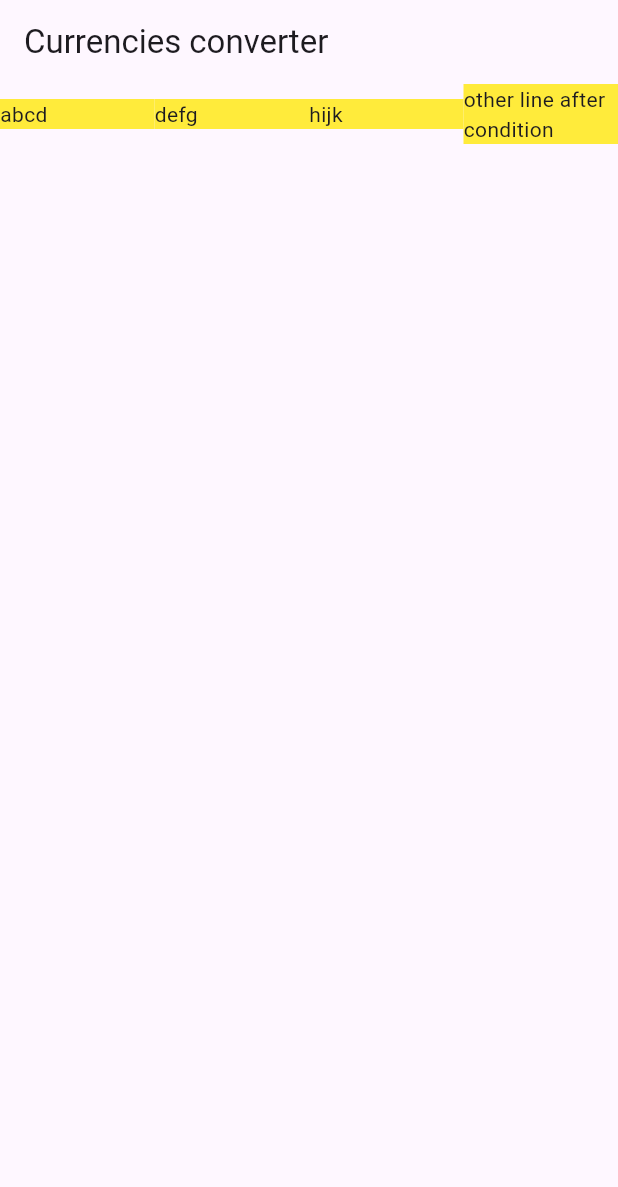
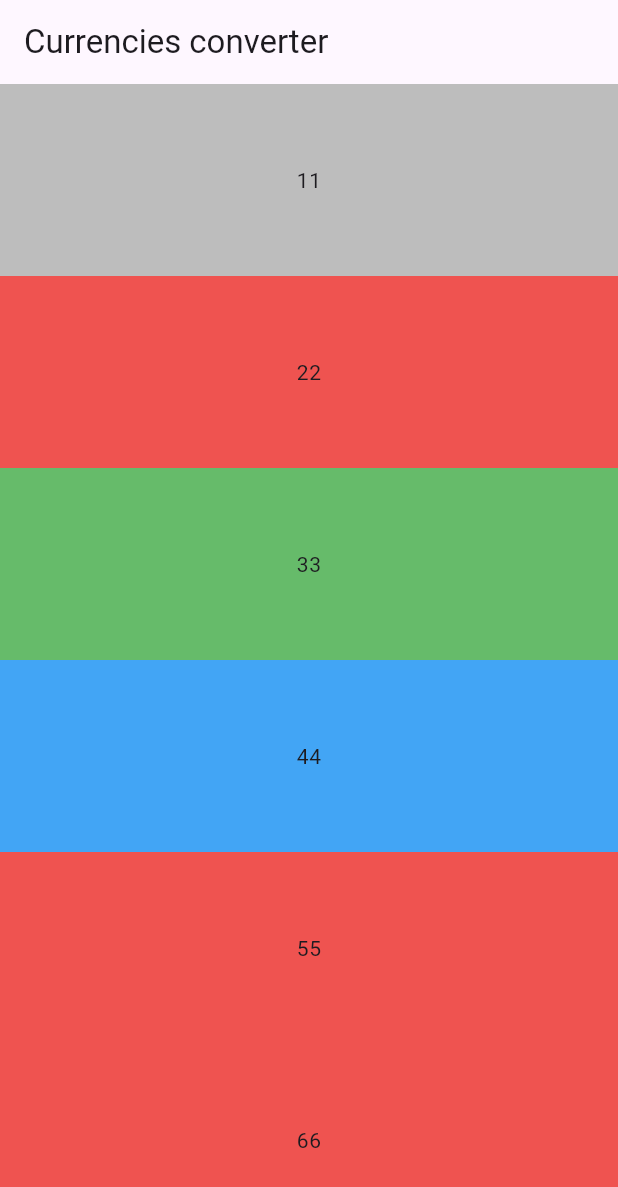
Before and after one commit to MoustaphaCamara/flutter-currency-app, a Flutter app: the screen it shows after launch, on a phone screen of 412 x 824 dp. Shown: the top 1187 px of the screen. Run offline on Flutter 3.47's test engine with Material 3 defaults, Android fonts, the phone set to English and light mode, and no system bars.

Commit message:
feat(table): display in a table format

```diff
--- a/lib/currency_table_screen.dart
+++ b/lib/currency_table_screen.dart
@@ -1,14 +1,25 @@
 import 'package:flutter/material.dart';
 
 class CurrencyTableScreen extends StatelessWidget {
-  Widget currencyLine(String index) {
+  const CurrencyTableScreen({super.key});
+
+  Widget currencyLine(String index, Color color) {
     return Expanded(
-        flex:1,
         child: Container(
           width: double.infinity,
-          color: Colors.yellow,
-          child: Text(index),
+          color: color,
+          child: Row(
+            children: [
+              Expanded(
+                  child: Text(index, textAlign: TextAlign.right)
+              ),
+              Expanded(
+                  child: Text(index, textAlign: TextAlign.left)
+              )
+            ]
+          ),
         )
+
     );
   }
 
@@ -18,13 +29,14 @@ class CurrencyTableScreen extends StatelessWidget {
       appBar: AppBar(
         title: Text('Currencies converter')
       ),
-        body: Row(
+        body: Column(
           children: [
-            currencyLine("abcd"),
-            currencyLine("defg"),
-            currencyLine("hijk"),
-            if (4 == 5) currencyLine("djzefjcizejf"),
-            currencyLine("other line after condition"),
+            currencyLine("1", Colors.grey.shade400),
+            currencyLine("2", Colors.red.shade400),
+            currencyLine("3", Colors.green.shade400),
+            currencyLine("4", Colors.blue.shade400),
+            currencyLine("5", Colors.red.shade400),
+            currencyLine("6", Colors.red.shade400),
           ],
         )
         );
```
